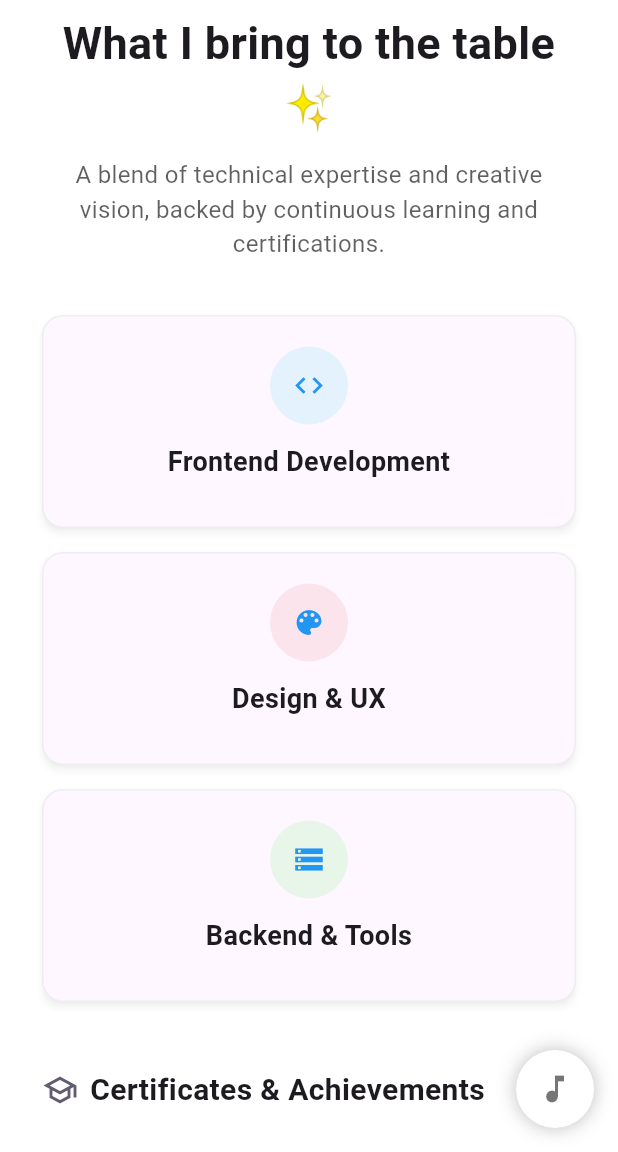
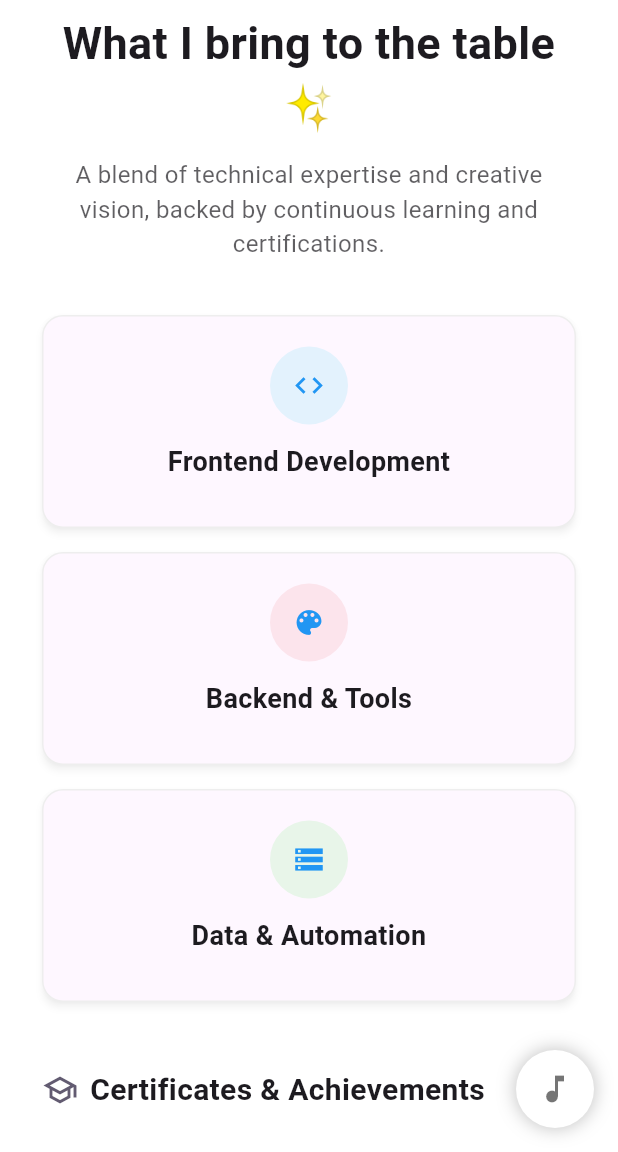
Before and after one commit to maiphuong30/my_portfolio, a Flutter app: the screen it shows after launch, scrolled down 2304 dp, on a phone screen of 412 x 824 dp, the part 84-1236 px from its top. Run offline on Flutter 3.47's test engine with Material 3 defaults, Android fonts, the phone set to English and light mode, and no system bars; our stand-ins replace cloud_firestore, firebase_core, font_awesome_flutter, just_audio; accounts and stored records are empty.

Commit message:
fix some title

```diff
--- a/lib/localization/translations.dart
+++ b/lib/localization/translations.dart
@@ -48,7 +48,6 @@ class AppTranslations {
       'skills_frontend_title': 'Frontend Development',
       'skills_backend_title': 'Backend & Tools',
       'skills_data_title': 'Data & Automation',
-      'skills_design_title': 'Design & UX',
       'certificates_title': 'Certificates & Achievements',
       'tech_love_title': 'Technologies I Love',
       'feature_mobile_title': 'Mobile-First Design',
--- a/lib/sections/skills_section.dart
+++ b/lib/sections/skills_section.dart
@@ -183,8 +183,8 @@ class SkillsSection extends StatelessWidget {
                           child: _SkillCard(
                             icon: Icons.color_lens,
                             iconBg: Colors.pink.shade50,
-                            title: t('skills_design_title'),
-                            tags: dataTags,
+                            title: t('skills_backend_title'),
+                            tags: backendTags,
                             cardBgColor: cardBgColor(),
                             chipBgColor: chipBgColor(),
                             chipTextColor: chipTextColor(),
@@ -198,8 +198,8 @@ class SkillsSection extends StatelessWidget {
                           child: _SkillCard(
                             icon: Icons.storage,
                             iconBg: Colors.green.shade50,
-                            title: t('skills_backend_title'),
-                            tags: backendTags,
+                            title: t('skills_data_title'),
+                            tags: dataTags,
                             cardBgColor: cardBgColor(),
                             chipBgColor: chipBgColor(),
                             chipTextColor: chipTextColor(),
```
